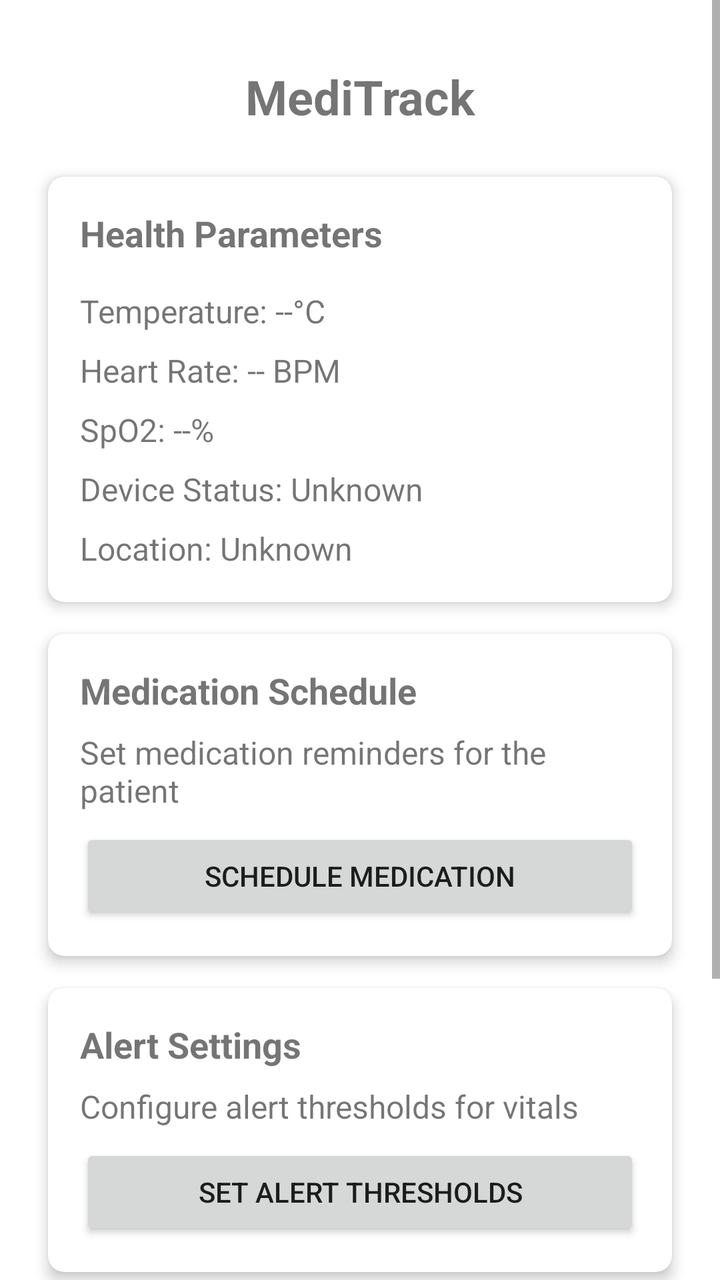
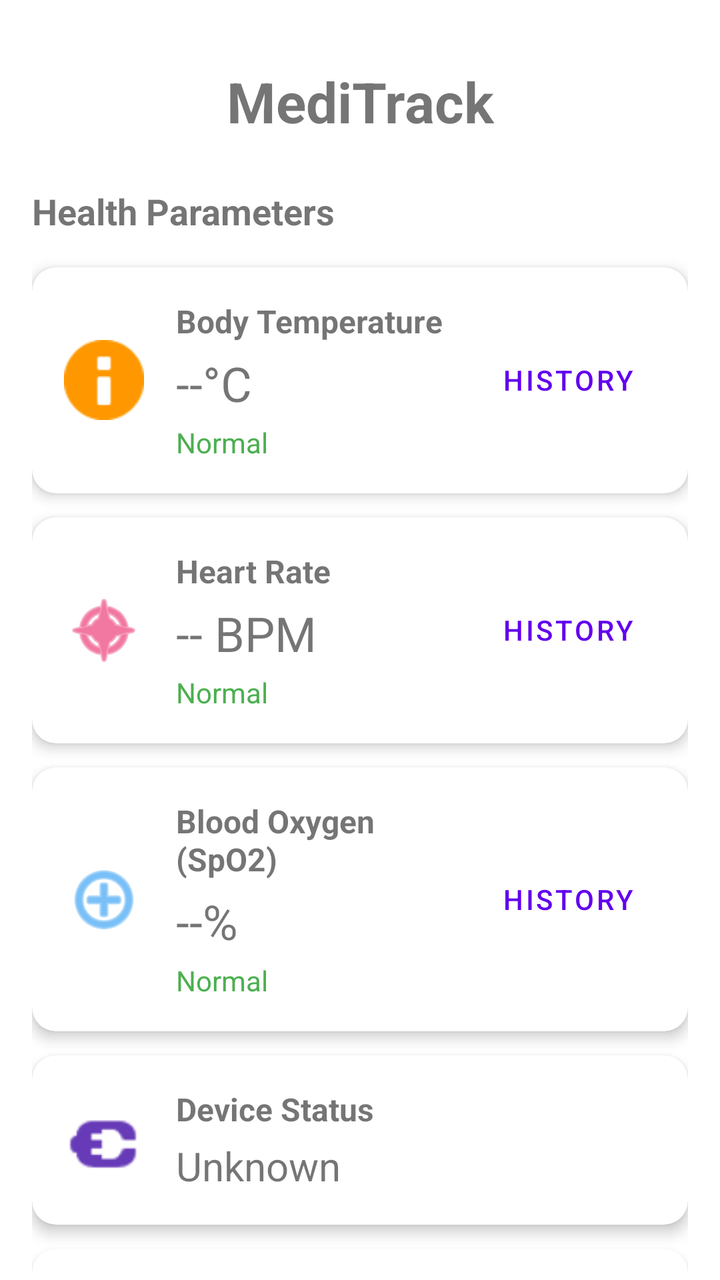

An Android layout rendered at two revisions. The XML below is the earlier revision; the diff shows what the commit changed to produce the second picture.
<!-- AndroidManifest.xml: application theme Theme.MediTrack -->
<!-- res/layout/activity_main.xml -->
<?xml version="1.0" encoding="utf-8"?>
<ScrollView xmlns:android="http://schemas.android.com/apk/res/android"
    xmlns:app="http://schemas.android.com/apk/res-auto"
    xmlns:tools="http://schemas.android.com/tools"
    android:layout_width="match_parent"
    android:layout_height="match_parent"
    android:fitsSystemWindows="true"
    android:fillViewport="true"
    tools:context=".MainActivity">

    <LinearLayout
        android:layout_width="match_parent"
        android:layout_height="wrap_content"
        android:orientation="vertical"
        android:paddingTop="32dp"
        android:paddingBottom="16dp"
        android:paddingStart="16dp"
        android:paddingEnd="16dp">

        <TextView
            android:layout_width="match_parent"
            android:layout_height="wrap_content"
            android:text="MediTrack"
            android:textSize="24sp"
            android:textStyle="bold"
            android:gravity="center"
            android:layout_marginBottom="16dp"/>

        
        <androidx.cardview.widget.CardView
            android:layout_width="match_parent"
            android:layout_height="wrap_content"
            android:layout_margin="8dp"
            app:cardCornerRadius="8dp"
            app:cardElevation="4dp">

            <LinearLayout
                android:layout_width="match_parent"
                android:layout_height="wrap_content"
                android:orientation="vertical"
                android:padding="16dp">

                <TextView
                    android:layout_width="match_parent"
                    android:layout_height="wrap_content"
                    android:text="Health Parameters"
                    android:textSize="18sp"
                    android:textStyle="bold"
                    android:layout_marginBottom="8dp"/>

                <TextView
                    android:id="@+id/textViewTemperature"
                    android:layout_width="match_parent"
                    android:layout_height="wrap_content"
                    android:text="Temperature: --°C"
                    android:textSize="16sp"
                    android:layout_marginTop="8dp"/>

                <TextView
                    android:id="@+id/textViewHeartRate"
                    android:layout_width="match_parent"
                    android:layout_height="wrap_content"
                    android:text="Heart Rate: -- BPM"
                    android:textSize="16sp"
                    android:layout_marginTop="8dp"/>

                <TextView
                    android:id="@+id/textViewSpO2"
                    android:layout_width="match_parent"
                    android:layout_height="wrap_content"
                    android:text="SpO2: --%"
                    android:textSize="16sp"
                    android:layout_marginTop="8dp"/>

                <TextView
                    android:id="@+id/textViewDeviceStatus"
                    android:layout_width="match_parent"
                    android:layout_height="wrap_content"
                    android:text="Device Status: Unknown"
                    android:textSize="16sp"
                    android:layout_marginTop="8dp"/>

                <TextView
                    android:id="@+id/textViewLocation"
                    android:layout_width="match_parent"
                    android:layout_height="wrap_content"
                    android:text="Location: Unknown"
                    android:textSize="16sp"
                    android:layout_marginTop="8dp"/>
            </LinearLayout>
        </androidx.cardview.widget.CardView>

        
        <androidx.cardview.widget.CardView
            android:layout_width="match_parent"
            android:layout_height="wrap_content"
            android:layout_margin="8dp"
            app:cardCornerRadius="8dp"
            app:cardElevation="4dp">

            <LinearLayout
                android:layout_width="match_parent"
                android:layout_height="wrap_content"
                android:orientation="vertical"
                android:padding="16dp">

                <TextView
                    android:layout_width="match_parent"
                    android:layout_height="wrap_content"
                    android:text="Medication Schedule"
                    android:textSize="18sp"
                    android:textStyle="bold"
                    android:layout_marginBottom="8dp"/>

                
                <TextView
                    android:layout_width="match_parent"
                    android:layout_height="wrap_content"
                    android:text="Set medication reminders for the patient"
                    android:textSize="16sp"/>

                <Button
                    android:id="@+id/buttonSetMedication"
                    android:layout_width="match_parent"
                    android:layout_height="wrap_content"
                    android:text="Schedule Medication"
                    android:layout_marginTop="8dp"/>
            </LinearLayout>
        </androidx.cardview.widget.CardView>

        
        <androidx.cardview.widget.CardView
            android:layout_width="match_parent"
            android:layout_height="wrap_content"
            android:layout_margin="8dp"
            app:cardCornerRadius="8dp"
            app:cardElevation="4dp">

            <LinearLayout
                android:layout_width="match_parent"
                android:layout_height="wrap_content"
                android:orientation="vertical"
                android:padding="16dp">

                <TextView
                    android:layout_width="match_parent"
                    android:layout_height="wrap_content"
                    android:text="Alert Settings"
                    android:textSize="18sp"
                    android:textStyle="bold"
                    android:layout_marginBottom="8dp"/>

                <TextView
                    android:layout_width="match_parent"
                    android:layout_height="wrap_content"
                    android:text="Configure alert thresholds for vitals"
                    android:textSize="16sp"/>

                <Button
                    android:id="@+id/buttonSetThresholds"
                    android:layout_width="match_parent"
                    android:layout_height="wrap_content"
                    android:text="Set Alert Thresholds"
                    android:layout_marginTop="8dp"/>
            </LinearLayout>
        </androidx.cardview.widget.CardView>

        
        <androidx.cardview.widget.CardView
            android:layout_width="match_parent"
            android:layout_height="wrap_content"
            android:layout_margin="8dp"
            app:cardCornerRadius="8dp"
            app:cardElevation="4dp">

            <LinearLayout
                android:layout_width="match_parent"
                android:layout_height="wrap_content"
                android:orientation="vertical"
                android:padding="16dp">

                <TextView
                    android:layout_width="match_parent"
                    android:layout_height="wrap_content"
                    android:text="Connection Testing"
                    android:textSize="18sp"
                    android:textStyle="bold"
                    android:layout_marginBottom="8dp"/>

                <TextView
                    android:layout_width="match_parent"
                    android:layout_height="wrap_content"
                    android:text="Test MQTT connection to Raspberry Pi broker"
                    android:textSize="16sp"/>

                <Button
                    android:id="@+id/buttonTestConnection"
                    android:layout_width="match_parent"
                    android:layout_height="wrap_content"
                    android:text="Test MQTT Connection"
                    android:layout_marginTop="8dp"/>
            </LinearLayout>
        </androidx.cardview.widget.CardView>

    </LinearLayout>
</ScrollView>
<!-- resources referenced by this layout -->
<resources>
  <style name="Theme.MediTrack" parent="Theme.MaterialComponents.Light.NoActionBar">
          
          <item name="colorPrimary">@color/purple_500</item>
          <item name="colorPrimaryVariant">@color/purple_700</item>
          <item name="colorOnPrimary">@color/white</item>
  
          
          <item name="colorSecondary">@color/teal_200</item>
          <item name="colorSecondaryVariant">@color/teal_700</item>
          <item name="colorOnSecondary">@color/black</item>
  
          
          <item name="android:statusBarColor">@android:color/transparent</item>
          <item name="android:windowLightStatusBar">true</item>
          <item name="android:windowTranslucentStatus">false</item>
          <item name="android:windowDrawsSystemBarBackgrounds">true</item>
      </style>
  <color name="purple_500">#FF6200EE</color>
  <color name="purple_700">#FF3700B3</color>
  <color name="white">#FFFFFFFF</color>
  <color name="teal_200">#FF03DAC5</color>
  <color name="teal_700">#FF018786</color>
  <color name="black">#FF000000</color>
</resources>

<!-- the commit's change to res/layout/activity_main.xml (unified diff, before → after) -->
@@ -1,5 +1,5 @@
 <?xml version="1.0" encoding="utf-8"?>
-<ScrollView xmlns:android="http://schemas.android.com/apk/res/android"
+<androidx.core.widget.NestedScrollView xmlns:android="http://schemas.android.com/apk/res/android"
     xmlns:app="http://schemas.android.com/apk/res-auto"
     xmlns:tools="http://schemas.android.com/tools"
     android:layout_width="match_parent"
@@ -21,17 +21,266 @@
             android:layout_width="match_parent"
             android:layout_height="wrap_content"
             android:text="MediTrack"
-            android:textSize="24sp"
+            android:textSize="28sp"
             android:textStyle="bold"
             android:gravity="center"
+            android:layout_marginBottom="24dp"/>
+
+        
+        <TextView
+            android:layout_width="match_parent"
+            android:layout_height="wrap_content"
+            android:text="Health Parameters"
+            android:textSize="18sp"
+            android:textStyle="bold"
             android:layout_marginBottom="16dp"/>
 
         
         <androidx.cardview.widget.CardView
-            android:layout_width="match_parent"
-            android:layout_height="wrap_content"
-            android:layout_margin="8dp"
-            app:cardCornerRadius="8dp"
+            android:id="@+id/temperatureCard"
+            android:layout_width="match_parent"
+            android:layout_height="wrap_content"
+            android:layout_marginBottom="12dp"
+            app:cardCornerRadius="12dp"
+            app:cardElevation="4dp">
+
+            <LinearLayout
+                android:layout_width="match_parent"
+                android:layout_height="wrap_content"
+                android:orientation="horizontal"
+                android:padding="16dp">
+
+                <ImageView
+                    android:layout_width="40dp"
+                    android:layout_height="40dp"
+                    android:src="@android:drawable/ic_dialog_info"
+                    android:layout_gravity="center_vertical"
+                    android:contentDescription="Temperature icon"
+                    app:tint="#FF9800" />
+
+                <LinearLayout
+                    android:layout_width="0dp"
+                    android:layout_height="wrap_content"
+                    android:layout_weight="1"
+                    android:orientation="vertical"
+                    android:layout_marginStart="16dp">
+
+                    <TextView
+                        android:layout_width="match_parent"
+                        android:layout_height="wrap_content"
+                        android:text="Body Temperature"
+                        android:textStyle="bold"
+                        android:textSize="16sp" />
+
+                    <TextView
+                        android:id="@+id/textViewTemperature"
+                        android:layout_width="match_parent"
+                        android:layout_height="wrap_content"
+                        android:text="--°C"
+                        android:textSize="24sp"
+                        android:layout_marginTop="4dp" />
+
+                    <TextView
+                        android:id="@+id/textViewTemperatureStatus"
+                        android:layout_width="match_parent"
+                        android:layout_height="wrap_content"
+                        android:text="Normal"
+                        android:textColor="#4CAF50"
+                        android:layout_marginTop="4dp" />
+                </LinearLayout>
+
+                <Button
+                    android:id="@+id/buttonTempHistory"
+                    android:layout_width="wrap_content"
+                    android:layout_height="wrap_content"
+                    android:text="History"
+                    android:layout_gravity="center_vertical"
+                    style="@style/Widget.MaterialComponents.Button.TextButton" />
+            </LinearLayout>
+        </androidx.cardview.widget.CardView>
+
+        
+        <androidx.cardview.widget.CardView
+            android:id="@+id/heartRateCard"
+            android:layout_width="match_parent"
+            android:layout_height="wrap_content"
+            android:layout_marginBottom="12dp"
+            app:cardCornerRadius="12dp"
+            app:cardElevation="4dp">
+
+            <LinearLayout
+                android:layout_width="match_parent"
+                android:layout_height="wrap_content"
+                android:orientation="horizontal"
+                android:padding="16dp">
+
+                <ImageView
+                    android:layout_width="40dp"
+                    android:layout_height="40dp"
+                    android:src="@android:drawable/ic_menu_compass"
+                    android:layout_gravity="center_vertical"
+                    android:contentDescription="Heart Rate icon"
+                    app:tint="#E91E63" />
+
+                <LinearLayout
+                    android:layout_width="0dp"
+                    android:layout_height="wrap_content"
+                    android:layout_weight="1"
+                    android:orientation="vertical"
+                    android:layout_marginStart="16dp">
+
+                    <TextView
+                        android:layout_width="match_parent"
+                        android:layout_height="wrap_content"
+                        android:text="Heart Rate"
+                        android:textStyle="bold"
+                        android:textSize="16sp" />
+
+                    <TextView
+                        android:id="@+id/textViewHeartRate"
+                        android:layout_width="match_parent"
+                        android:layout_height="wrap_content"
+                        android:text="-- BPM"
+                        android:textSize="24sp"
+                        android:layout_marginTop="4dp" />
+
+                    <TextView
+                        android:id="@+id/textViewHeartRateStatus"
+                        android:layout_width="match_parent"
+                        android:layout_height="wrap_content"
+                        android:text="Normal"
+                        android:textColor="#4CAF50"
+                        android:layout_marginTop="4dp" />
+                </LinearLayout>
+
+                <Button
+                    android:id="@+id/buttonHeartRateHistory"
+                    android:layout_width="wrap_content"
+                    android:layout_height="wrap_content"
+                    android:text="History"
+                    android:layout_gravity="center_vertical"
+                    style="@style/Widget.MaterialComponents.Button.TextButton" />
+            </LinearLayout>
+        </androidx.cardview.widget.CardView>
+
+        
+        <androidx.cardview.widget.CardView
+            android:id="@+id/spo2Card"
+            android:layout_width="match_parent"
+            android:layout_height="wrap_content"
+            android:layout_marginBottom="12dp"
+            app:cardCornerRadius="12dp"
+            app:cardElevation="4dp">
+
+            <LinearLayout
+                android:layout_width="match_parent"
+                android:layout_height="wrap_content"
+                android:orientation="horizontal"
+                android:padding="16dp">
+
+                <ImageView
+                    android:layout_width="40dp"
+                    android:layout_height="40dp"
+                    android:src="@android:drawable/ic_menu_add"
+                    android:layout_gravity="center_vertical"
+                    android:contentDescription="SpO2 icon"
+                    app:tint="#2196F3" />
+
+                <LinearLayout
+                    android:layout_width="0dp"
+                    android:layout_height="wrap_content"
+                    android:layout_weight="1"
+                    android:orientation="vertical"
+                    android:layout_marginStart="16dp">
+
+                    <TextView
+                        android:layout_width="match_parent"
+                        android:layout_height="wrap_content"
+                        android:text="Blood Oxygen (SpO2)"
+                        android:textStyle="bold"
+                        android:textSize="16sp" />
+
+                    <TextView
+                        android:id="@+id/textViewSpO2"
+                        android:layout_width="match_parent"
+                        android:layout_height="wrap_content"
+                        android:text="--%"
+                        android:textSize="24sp"
+                        android:layout_marginTop="4dp" />
+
+                    <TextView
+                        android:id="@+id/textViewSpO2Status"
+                        android:layout_width="match_parent"
+                        android:layout_height="wrap_content"
+                        android:text="Normal"
+                        android:textColor="#4CAF50"
+                        android:layout_marginTop="4dp" />
+                </LinearLayout>
+
+                <Button
+                    android:id="@+id/buttonSpO2History"
+                    android:layout_width="wrap_content"
+                    android:layout_height="wrap_content"
+                    android:text="History"
+                    android:layout_gravity="center_vertical"
+                    style="@style/Widget.MaterialComponents.Button.TextButton" />
+            </LinearLayout>
+        </androidx.cardview.widget.CardView>
+
+        
+        <androidx.cardview.widget.CardView
+            android:id="@+id/deviceStatusCard"
+            android:layout_width="match_parent"
+            android:layout_height="wrap_content"
+            android:layout_marginBottom="12dp"
+            app:cardCornerRadius="12dp"
+            app:cardElevation="4dp">
+
+            <LinearLayout
+                android:layout_width="match_parent"
+                android:layout_height="wrap_content"
+                android:orientation="horizontal"
+                android:padding="16dp">
+
+                <ImageView
+                    android:layout_width="40dp"
+                    android:layout_height="40dp"
+                    android:src="@android:drawable/ic_lock_idle_charging"
+                    android:layout_gravity="center_vertical"
+                    android:contentDescription="Device Status icon"
+                    app:tint="#673AB7" />
+
+                <LinearLayout
+                    android:layout_width="0dp"
+                    android:layout_height="wrap_content"
+                    android:layout_weight="1"
+                    android:orientation="vertical"
+                    android:layout_marginStart="16dp">
+
+                    <TextView
+                        android:layout_width="match_parent"
+                        android:layout_height="wrap_content"
+                        android:text="Device Status"
+                        android:textStyle="bold"
+                        android:textSize="16sp" />
+
+                    <TextView
+                        android:id="@+id/textViewDeviceStatus"
+                        android:layout_width="match_parent"
+                        android:layout_height="wrap_content"
+                        android:text="Unknown"
+                        android:textSize="20sp"
+                        android:layout_marginTop="4dp" />
+                </LinearLayout>
+            </LinearLayout>
+        </androidx.cardview.widget.CardView>
+
+        
+        <androidx.cardview.widget.CardView
+            android:layout_width="match_parent"
+            android:layout_height="wrap_content"
+            android:layout_marginBottom="24dp"
+            app:cardCornerRadius="12dp"
             app:cardElevation="4dp">
 
             <LinearLayout
@@ -43,42 +292,10 @@
                 <TextView
                     android:layout_width="match_parent"
                     android:layout_height="wrap_content"
-                    android:text="Health Parameters"
+                    android:text="Patient Location"
                     android:textSize="18sp"
                     android:textStyle="bold"
-                    android:layout_marginBottom="8dp"/>
-
-                <TextView
-                    android:id="@+id/textViewTemperature"
-                    android:layout_width="match_parent"
-                    android:layout_height="wrap_content"
-                    android:text="Temperature: --°C"
-                    android:textSize="16sp"
-                    android:layout_marginTop="8dp"/>
-
-                <TextView
-                    android:id="@+id/textViewHeartRate"
-                    android:layout_width="match_parent"
-                    android:layout_height="wrap_content"
-                    android:text="Heart Rate: -- BPM"
-                    android:textSize="16sp"
-                    android:layout_marginTop="8dp"/>
-
-                <TextView
-                    android:id="@+id/textViewSpO2"
-                    android:layout_width="match_parent"
-                    android:layout_height="wrap_content"
-                    android:text="SpO2: --%"
-                    android:textSize="16sp"
-                    android:layout_marginTop="8dp"/>
-
-                <TextView
-                    android:id="@+id/textViewDeviceStatus"
-                    android:layout_width="match_parent"
-                    android:layout_height="wrap_content"
-                    android:text="Device Status: Unknown"
-                    android:textSize="16sp"
-                    android:layout_marginTop="8dp"/>
+                    android:layout_marginBottom="12dp"/>
 
                 <TextView
                     android:id="@+id/textViewLocation"
@@ -86,16 +303,28 @@
                     android:layout_height="wrap_content"
                     android:text="Location: Unknown"
                     android:textSize="16sp"
-                    android:layout_marginTop="8dp"/>
-            </LinearLayout>
-        </androidx.cardview.widget.CardView>
-
-        
-        <androidx.cardview.widget.CardView
-            android:layout_width="match_parent"
-            android:layout_height="wrap_content"
-            android:layout_margin="8dp"
-            app:cardCornerRadius="8dp"
+                    android:layout_marginBottom="8dp"/>
+
+                <FrameLayout
+                    android:layout_width="match_parent"
+                    android:layout_height="200dp">
+
+                    <androidx.fragment.app.FragmentContainerView
+                        android:id="@+id/mapFragment"
+                        android:name="com.google.android.gms.maps.SupportMapFragment"
+                        android:layout_width="match_parent"
+                        android:layout_height="match_parent"
+                        android:contentDescription="Map showing patient location" />
+                </FrameLayout>
+            </LinearLayout>
+        </androidx.cardview.widget.CardView>
+
+        
+        <androidx.cardview.widget.CardView
+            android:layout_width="match_parent"
+            android:layout_height="wrap_content"
+            android:layout_marginBottom="16dp"
+            app:cardCornerRadius="12dp"
             app:cardElevation="4dp">
 
             <LinearLayout
@@ -110,21 +339,43 @@
                     android:text="Medication Schedule"
                     android:textSize="18sp"
                     android:textStyle="bold"
-                    android:layout_marginBottom="8dp"/>
+                    android:layout_marginBottom="12dp"/>
 
                 
-                <TextView
-                    android:layout_width="match_parent"
-                    android:layout_height="wrap_content"
-                    android:text="Set medication reminders for the patient"
-                    android:textSize="16sp"/>
+                <androidx.recyclerview.widget.RecyclerView
+                    android:id="@+id/recyclerViewMedications"
+                    android:layout_width="match_parent"
+                    android:layout_height="wrap_content"
+                    android:layout_marginBottom="12dp"
+                    android:minHeight="50dp"
+                    android:background="#F5F5F5"
+                    android:contentDescription="List of scheduled medications"/>
+
+                <TextView
+                    android:id="@+id/textViewNoMedications"
+                    android:layout_width="match_parent"
+                    android:layout_height="wrap_content"
+                    android:text="No medications scheduled"
+                    android:gravity="center"
+                    android:padding="16dp"
+                    android:textColor="#757575"
+                    android:visibility="visible"/>
 
                 <Button
                     android:id="@+id/buttonSetMedication"
                     android:layout_width="match_parent"
                     android:layout_height="wrap_content"
-                    android:text="Schedule Medication"
+                    android:text="Schedule New Medication"
                     android:layout_marginTop="8dp"/>
+
+                <Button
+                    android:id="@+id/buttonSendAlert"
+                    android:layout_width="match_parent"
+                    android:layout_height="wrap_content"
+                    android:text="Send Emergency Alert"
+                    android:backgroundTint="#F44336"
+                    android:textColor="#FFFFFF"
+                    android:layout_marginTop="8dp"/>
             </LinearLayout>
         </androidx.cardview.widget.CardView>
 
@@ -133,44 +384,7 @@
             android:layout_width="match_parent"
             android:layout_height="wrap_content"
             android:layout_margin="8dp"
-            app:cardCornerRadius="8dp"
-            app:cardElevation="4dp">
-
-            <LinearLayout
-                android:layout_width="match_parent"
-                android:layout_height="wrap_content"
-                android:orientation="vertical"
-                android:padding="16dp">
-
-                <TextView
-                    android:layout_width="match_parent"
-                    android:layout_height="wrap_content"
-                    android:text="Alert Settings"
-                    android:textSize="18sp"
-                    android:textStyle="bold"
-                    android:layout_marginBottom="8dp"/>
-
-                <TextView
-                    android:layout_width="match_parent"
-                    android:layout_height="wrap_content"
-                    android:text="Configure alert thresholds for vitals"
-                    android:textSize="16sp"/>
-
-                <Button
-                    android:id="@+id/buttonSetThresholds"
-                    android:layout_width="match_parent"
-                    android:layout_height="wrap_content"
-                    android:text="Set Alert Thresholds"
-                    android:layout_marginTop="8dp"/>
-            </LinearLayout>
-        </androidx.cardview.widget.CardView>
-
-        
-        <androidx.cardview.widget.CardView
-            android:layout_width="match_parent"
-            android:layout_height="wrap_content"
-            android:layout_margin="8dp"
-            app:cardCornerRadius="8dp"
+            app:cardCornerRadius="12dp"
             app:cardElevation="4dp">
 
             <LinearLayout
@@ -203,4 +417,4 @@
         </androidx.cardview.widget.CardView>
 
     </LinearLayout>
-</ScrollView>
+</androidx.core.widget.NestedScrollView>
